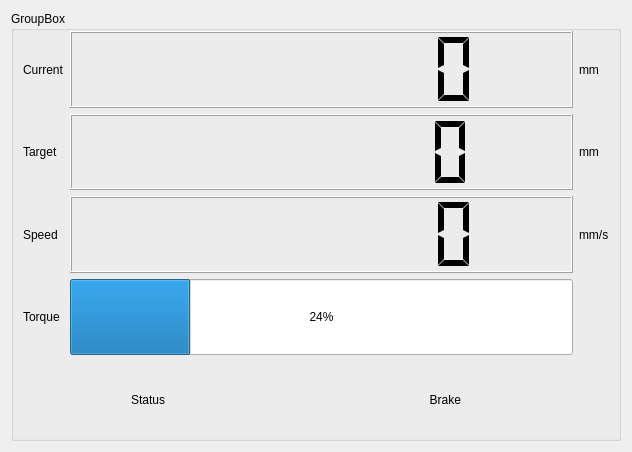
piotrpodlaski/rimokun, file GUI/forms/motorstats.ui: the form before one commit.
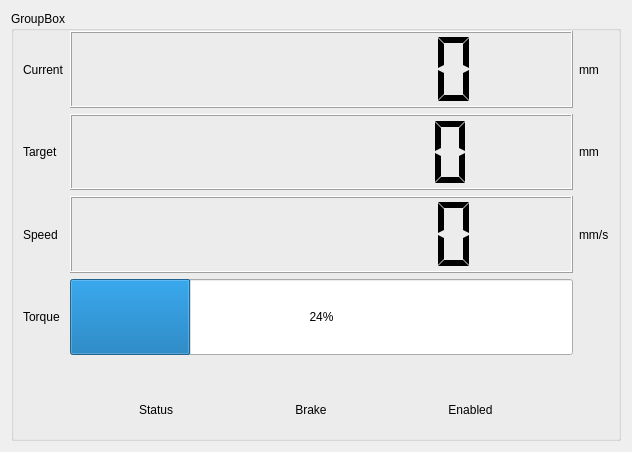
The form after the commit. Custom widgets are drawn as their Qt base class.

Patch:
```diff
--- a/GUI/forms/motorstats.ui
+++ b/GUI/forms/motorstats.ui
@@ -59,17 +59,52 @@
       <item row="4" column="0" colspan="3">
        <layout class="QHBoxLayout" name="horizontalLayout">
        <item>
+         <spacer name="horizontalSpacer_3">
+          <property name="orientation">
+           <enum>Qt::Horizontal</enum>
+          </property>
+          <property name="sizeHint" stdset="0">
+           <size>
+            <width>20</width>
+            <height>20</height>
+           </size>
+          </property>
+         </spacer>
+        </item>
+        <item>
+         <layout class="QVBoxLayout" name="verticalLayoutStatus">
+          <item>
+           <widget class="LedIndicator" name="statusLED" native="true"/>
+          </item>
+          <item>
          <widget class="QLabel" name="label_11">
           <property name="text">
            <string>Status</string>
           </property>
           <property name="alignment">
-           <set>Qt::AlignRight|Qt::AlignTrailing|Qt::AlignVCenter</set>
+             <set>Qt::AlignHCenter|Qt::AlignTop</set>
           </property>
          </widget>
         </item>
+         </layout>
+        </item>
         <item>
-         <widget class="LedIndicator" name="statusLED" native="true"/>
+         <spacer name="horizontalSpacer">
+          <property name="orientation">
+           <enum>Qt::Horizontal</enum>
+          </property>
+          <property name="sizeHint" stdset="0">
+           <size>
+            <width>40</width>
+            <height>20</height>
+           </size>
+          </property>
+         </spacer>
+        </item>
+        <item>
+         <layout class="QVBoxLayout" name="verticalLayoutBrake">
+          <item>
+           <widget class="LedIndicator" name="brakeLED" native="true"/>
         </item>
         <item>
          <widget class="QLabel" name="label_4">
@@ -77,12 +112,54 @@
            <string>Brake</string>
           </property>
           <property name="alignment">
-           <set>Qt::AlignRight|Qt::AlignTrailing|Qt::AlignVCenter</set>
+             <set>Qt::AlignHCenter|Qt::AlignTop</set>
           </property>
          </widget>
         </item>
+         </layout>
+        </item>
         <item>
-         <widget class="LedIndicator" name="brakeLED" native="true"/>
+         <spacer name="horizontalSpacer_2">
+          <property name="orientation">
+           <enum>Qt::Horizontal</enum>
+          </property>
+          <property name="sizeHint" stdset="0">
+           <size>
+            <width>40</width>
+            <height>20</height>
+           </size>
+          </property>
+         </spacer>
+        </item>
+        <item>
+         <layout class="QVBoxLayout" name="verticalLayoutEnabled">
+          <item>
+           <widget class="LedIndicator" name="enabledLED" native="true"/>
+          </item>
+          <item>
+           <widget class="QLabel" name="label_12">
+            <property name="text">
+             <string>Enabled</string>
+            </property>
+            <property name="alignment">
+             <set>Qt::AlignHCenter|Qt::AlignTop</set>
+            </property>
+           </widget>
+          </item>
+         </layout>
+        </item>
+        <item>
+         <spacer name="horizontalSpacer_4">
+          <property name="orientation">
+           <enum>Qt::Horizontal</enum>
+          </property>
+          <property name="sizeHint" stdset="0">
+           <size>
+            <width>20</width>
+            <height>20</height>
+           </size>
+          </property>
+         </spacer>
         </item>
        </layout>
       </item>
```
Lines whose indentation alone changed are shown as unchanged.
